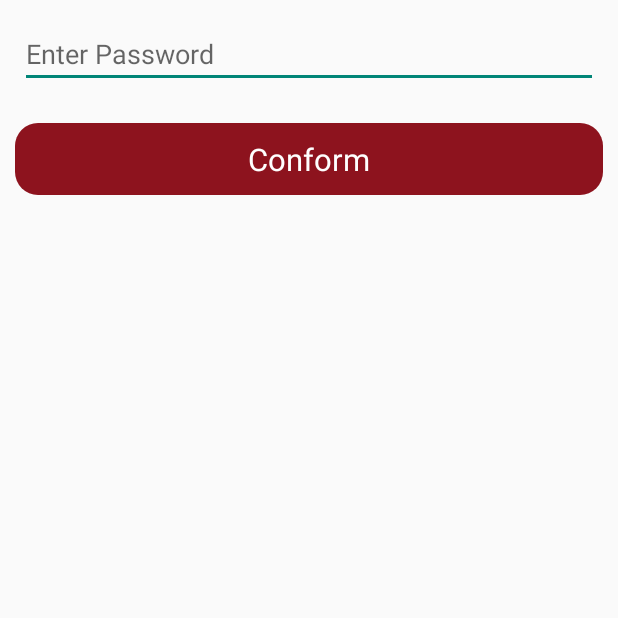
After one commit to mhshobuj/Tmmim_Design, an Android app: the PasswordPattern screen opened directly, with no data from a screen before it, on a phone screen of 412 x 824 dp, the top half of it. The commit adds this screen. Run offline under Robolectric (Android 15) with nearby library versions, the phone set to English and light mode, and no system bars; our stand-ins replace sdp/ssp sizes.

Commit message:
input field only for symble

```diff
--- /dev/null
+++ b/app/src/main/java/com/example/tmmimdesign/PasswordPattern.java
@@ -0,0 +1,60 @@
+package com.example.tmmimdesign;
+
+import androidx.appcompat.app.AppCompatActivity;
+
+import android.os.Bundle;
+import android.text.InputFilter;
+import android.text.Spanned;
+import android.view.View;
+import android.widget.Button;
+import android.widget.EditText;
+import android.widget.Toast;
+
+public class PasswordPattern extends AppCompatActivity {
+
+    private EditText password_ET;
+    private Button click_Btn;
+
+    @Override
+    protected void onCreate(Bundle savedInstanceState) {
+        super.onCreate(savedInstanceState);
+        setContentView(R.layout.activity_password_pattern);
+
+        password_ET = findViewById(R.id.password_ET);
+        click_Btn = findViewById(R.id.click_Btn);
+
+        String blockCharacters = "abcdefghijklmnopqrstuvwxyz1234567890ABCDEFGHIJKLMNOPQRSTUVWXYZ";
+
+        InputFilter filter = new InputFilter() {
+
+            @Override
+            public CharSequence filter(CharSequence source, int start, int end, Spanned dest, int dstart, int dend) {
+
+                if (source != null && blockCharacters.contains(("" + source))) {
+                    return "";
+                }
+                return null;
+            }
+        };
+
+        password_ET.setFilters(new InputFilter[] { filter });
+
+        String password = password_ET.getText().toString();
+
+        click_Btn.setOnClickListener(new View.OnClickListener() {
+            @Override
+            public void onClick(View view) {
+                Toast.makeText(PasswordPattern.this, "Pass: "+password, Toast.LENGTH_LONG).show();
+            }
+        });
+
+
+//        if(password.matches("^(?=.*[_.()$&@]).*$")){
+//            Toast.makeText(PasswordPattern.this, "Success", Toast.LENGTH_SHORT).show();
+//        }
+//
+//        else{
+//            Toast.makeText(PasswordPattern.this, "Please Give Only Special Char", Toast.LENGTH_SHORT).show();
+//        }
+    }
+}
--- a/app/src/main/java/com/example/tmmimdesign/ScrollCustomCalendar.java
+++ b/app/src/main/java/com/example/tmmimdesign/ScrollCustomCalendar.java
@@ -3,6 +3,7 @@ package com.example.tmmimdesign;
 import androidx.appcompat.app.AppCompatActivity;
 
 import android.os.Bundle;
+import android.widget.Toast;
 
 import pl.rafman.scrollcalendar.ScrollCalendar;
 import pl.rafman.scrollcalendar.contract.DateWatcher;
@@ -17,11 +18,12 @@ public class ScrollCustomCalendar extends AppCompatActivity {
         super.onCreate(savedInstanceState);
         setContentView(R.layout.activity_scroll_custom_calendar);
         ScrollCalendar scrollCalendar = (ScrollCalendar) findViewById(R.id.scrollCalendar);
+
         scrollCalendar.setOnDateClickListener(new OnDateClickListener() {
             @Override
             public void onCalendarDayClicked(int year, int month, int day) {
                 // user clicked on a specific date on the calendar
-
+                Toast.makeText(ScrollCustomCalendar.this, day+"-"+month+"-"+year, Toast.LENGTH_SHORT).show();
 
             }
         });
--- /dev/null
+++ b/app/src/main/res/layout/activity_password_pattern.xml
@@ -0,0 +1,30 @@
+<?xml version="1.0" encoding="utf-8"?>
+<LinearLayout xmlns:android="http://schemas.android.com/apk/res/android"
+    xmlns:app="http://schemas.android.com/apk/res-auto"
+    xmlns:tools="http://schemas.android.com/tools"
+    android:layout_width="match_parent"
+    android:layout_height="match_parent"
+    android:orientation="vertical"
+    tools:context=".PasswordPattern">
+
+    <EditText
+        android:id="@+id/password_ET"
+        android:layout_width="match_parent"
+        android:layout_height="wrap_content"
+        android:hint="Enter Password"
+        android:inputType="textPassword"
+        android:layout_margin="@dimen/_10sdp"/>
+
+    <Button
+        android:id="@+id/click_Btn"
+        android:layout_width="match_parent"
+        android:layout_height="wrap_content"
+        android:fontFamily="Poppins"
+        android:textSize="@dimen/_16sdp"
+        android:background="@drawable/rectangle"
+        android:text="Conform"
+        android:textColor="@color/white"
+        android:layout_margin="10dp"
+        android:textAllCaps="false"/>
+
+</LinearLayout>
```
Also changed, not shown: app/src/main/AndroidManifest.xml (+9 -4 lines), app/src/main/java/com/example/tmmimdesign/MainActivity.java (+12 -2 lines), app/src/main/java/com/example/tmmimdesign/PriceRangeSeekBar.kt (+5 -5 lines), app/src/main/java/com/example/tmmimdesign/RangeSeekBar.java (added, +86 -0 lines), app/src/main/res/layout/activity_main.xml (+11 -0 lines), app/src/main/res/layout/activity_range_seek_bar.xml (added, +13 -0 lines).
